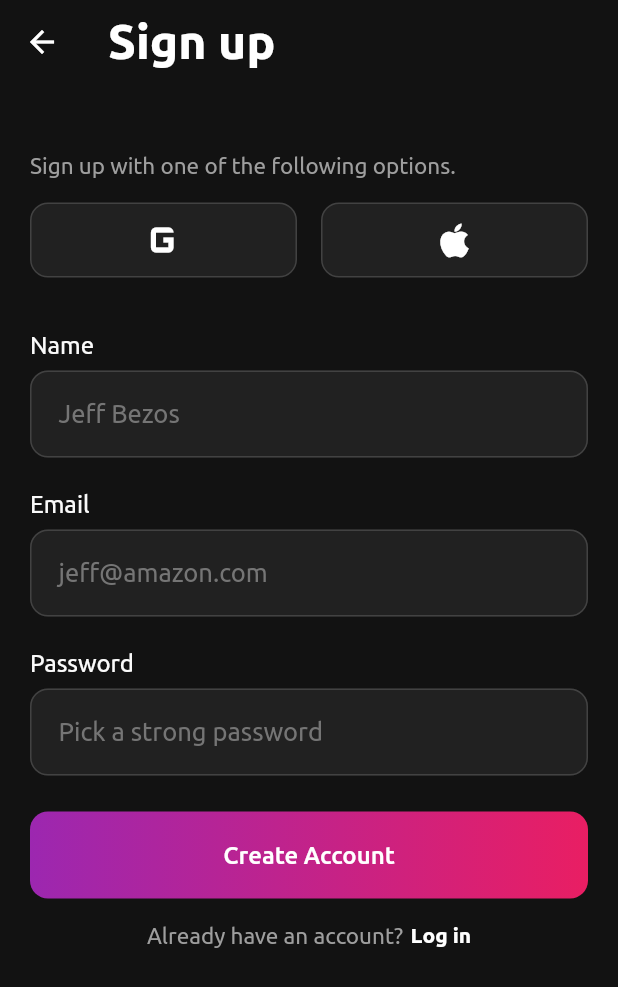
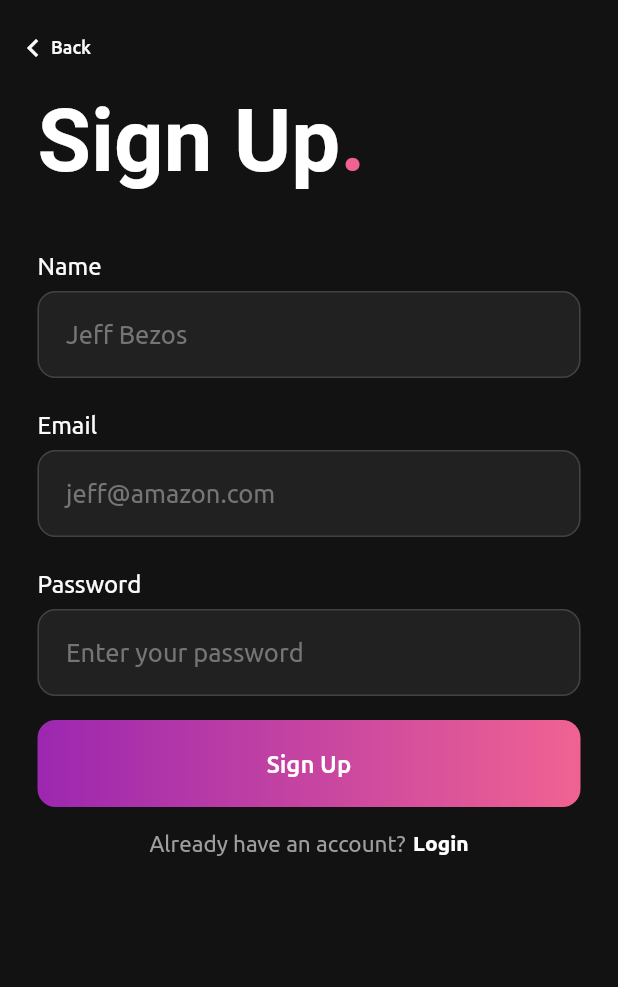
Before and after one commit to r-yeates/Clean_Dark-AuthScreenConcepts, a Flutter app: the SignUpScreen screen opened directly, on a phone screen of 412 x 824 dp. Shown: the top 987 px of the screen. Run offline on Flutter 3.47's test engine with Material 2 defaults, Android fonts, the phone set to English and light mode, and no system bars; project files that could hold a hidden picture were left out.

Commit message:
Made design more modern

```diff
--- a/lib/signup_screen.dart
+++ b/lib/signup_screen.dart
@@ -11,68 +11,79 @@ class _SignUpScreenState extends State<SignUpScreen> {
   @override
   Widget build(BuildContext context) {
     return Scaffold(
-      backgroundColor: const Color(0xff121212),
-      appBar: AppBar(
-        elevation: 0,
-        backgroundColor: Colors.transparent,
-        title: const Text('Sign up',
-            style: TextStyle(fontWeight: FontWeight.bold, fontSize: 32)),
-      ),
       body: SafeArea(
-        child: SingleChildScrollView(
-          padding: const EdgeInsets.symmetric(horizontal: 20, vertical: 10),
+        child: Stack(children: [
+          SingleChildScrollView(
+            padding: const EdgeInsets.symmetric(horizontal: 25, vertical: 10),
             child: Column(
               crossAxisAlignment: CrossAxisAlignment.start,
               children: [
-              const SizedBox(height: 36),
-              Text(
-                'Sign up with one of the following options.',
-                style: TextStyle(color: Colors.grey.shade500, fontSize: 15),
-              ),
-              const SizedBox(height: 16),
-              Row(
-                children: [
-                  Expanded(
-                    child: Container(
-                      decoration: BoxDecoration(
-                        color: Colors.grey.shade900,
-                        border: Border.all(color: Colors.grey.shade800),
-                        borderRadius:
-                            const BorderRadius.all(Radius.circular(12.0)),
-                      ),
-                      child: IconButton(
-                          splashColor: Colors.transparent,
-                          highlightColor: Colors.transparent,
-                          padding: EdgeInsets.zero,
-                          onPressed: () {},
-                          icon: const Icon(Icons.g_mobiledata,
-                              size: 40, color: Colors.white)),
-                    ),
-                  ),
-                  const SizedBox(width: 16),
-                  Expanded(
-                    child: Container(
-                      decoration: BoxDecoration(
-                        color: Colors.grey.shade900,
-                        border: Border.all(color: Colors.grey.shade800),
-                        borderRadius:
-                            const BorderRadius.all(Radius.circular(12.0)),
-                      ),
-                      child: IconButton(
-                          splashColor: Colors.transparent,
-                          highlightColor: Colors.transparent,
-                          padding: EdgeInsets.zero,
-                          onPressed: () {},
-                          icon: const Icon(Icons.apple,
-                              size: 30, color: Colors.white)),
-                    ),
-                  ),
-                ],
-              ),
-              const SizedBox(height: 36),
+                _titleText(),
+                const SizedBox(height: 40),
                 Text('Name',
                     style: TextStyle(fontSize: 16, color: Colors.grey[50])),
                 const SizedBox(height: 8),
+                _formFields(),
+                const SizedBox(height: 16),
+                _signupButton(),
+                const SizedBox(height: 16),
+                _loginScreen(context)
+              ],
+            ),
+          ),
+          Positioned(
+            top: 10,
+            left: 0,
+            child: InkWell(
+              onTap: () {
+                Navigator.pop(context);
+              },
+              child: Container(
+                padding: const EdgeInsets.symmetric(horizontal: 10),
+                child: Row(
+                  children: <Widget>[
+                    Container(
+                      padding:
+                          const EdgeInsets.only(left: 0, top: 10, bottom: 10),
+                      child: Icon(Icons.keyboard_arrow_left,
+                          color: Colors.grey.shade50),
+                    ),
+                    Text('Back',
+                        style: TextStyle(
+                            fontSize: 12,
+                            fontWeight: FontWeight.w500,
+                            color: Colors.grey.shade50))
+                  ],
+                ),
+              ),
+            ),
+          ),
+        ]),
+      ),
+    );
+  }
+}
+
+Widget _titleText() {
+  return Padding(
+    padding: const EdgeInsets.fromLTRB(0, 50, 0, 0),
+    child: RichText(
+      text: TextSpan(
+        text: 'Sign Up',
+        style: const TextStyle(
+            color: Colors.white, fontWeight: FontWeight.bold, fontSize: 58),
+        children: <TextSpan>[
+          TextSpan(text: '.', style: TextStyle(color: Colors.pink.shade300)),
+        ],
+      ),
+    ),
+  );
+}
+
+Widget _formFields() {
+  return Column(
+    crossAxisAlignment: CrossAxisAlignment.start,
+    children: [
       TextFormField(
         showCursor: false,
         textCapitalization: TextCapitalization.sentences,
@@ -83,18 +94,21 @@ class _SignUpScreenState extends State<SignUpScreen> {
             borderRadius: BorderRadius.circular(12),
             borderSide: BorderSide(
               style: BorderStyle.solid,
-                              color: Colors.grey.shade800)),
+              color: Colors.grey.shade800,
+            ),
+          ),
           focusedBorder: OutlineInputBorder(
-                          borderSide:
-                              const BorderSide(color: Colors.pink, width: 2.0),
-                          borderRadius: BorderRadius.circular(12)),
+            borderSide: const BorderSide(color: Colors.pink, width: 2.0),
+            borderRadius: BorderRadius.circular(12),
+          ),
           fillColor: Colors.grey[900],
           filled: true,
-                      contentPadding: const EdgeInsets.all(19)),
-                  style: TextStyle(color: Colors.grey[50], fontSize: 17)),
+          contentPadding: const EdgeInsets.all(19),
+        ),
+        style: TextStyle(color: Colors.grey[50], fontSize: 17),
+      ),
       const SizedBox(height: 22),
-              Text('Email',
-                  style: TextStyle(fontSize: 16, color: Colors.grey[50])),
+      Text('Email', style: TextStyle(fontSize: 16, color: Colors.grey[50])),
       const SizedBox(height: 8),
       TextFormField(
         showCursor: false,
@@ -110,90 +124,105 @@ class _SignUpScreenState extends State<SignUpScreen> {
             ),
           ),
           focusedBorder: OutlineInputBorder(
-                        borderSide:
-                            const BorderSide(color: Colors.pink, width: 2.0),
-                        borderRadius: BorderRadius.circular(12)),
+            borderSide: const BorderSide(color: Colors.pink, width: 2.0),
+            borderRadius: BorderRadius.circular(12),
+          ),
           fillColor: Colors.grey[900],
           filled: true,
-                    contentPadding: const EdgeInsets.all(19)),
+          contentPadding: const EdgeInsets.all(19),
+        ),
         style: TextStyle(color: Colors.grey[50], fontSize: 17),
       ),
       const SizedBox(height: 22),
-              Text('Password',
-                  style: TextStyle(fontSize: 16, color: Colors.grey[50])),
+      Text('Password', style: TextStyle(fontSize: 16, color: Colors.grey[50])),
       const SizedBox(height: 8),
       TextFormField(
         showCursor: false,
         obscureText: true,
         textCapitalization: TextCapitalization.sentences,
         decoration: InputDecoration(
-                    hintText: 'Pick a strong password',
+          hintText: 'Enter your password',
           hintStyle: TextStyle(color: Colors.grey.shade600),
           enabledBorder: OutlineInputBorder(
             borderRadius: BorderRadius.circular(12),
             borderSide: BorderSide(
               style: BorderStyle.solid,
-                            color: Colors.grey.shade800)),
+              color: Colors.grey.shade800,
+            ),
+          ),
           focusedBorder: OutlineInputBorder(
-                        borderSide:
-                            const BorderSide(color: Colors.pink, width: 2.0),
-                        borderRadius: BorderRadius.circular(12)),
+            borderSide: const BorderSide(color: Colors.pink, width: 2.0),
+            borderRadius: BorderRadius.circular(12),
+          ),
           fillColor: Colors.grey[900],
           filled: true,
-                    contentPadding: const EdgeInsets.all(19)),
+          contentPadding: const EdgeInsets.all(19),
+        ),
         style: TextStyle(color: Colors.grey[50], fontSize: 17),
       ),
-              const SizedBox(height: 24),
-              Row(children: [
+    ],
+  );
+}
+
+Widget _signupButton() {
+  return Row(children: [
     Expanded(
       child: Container(
         padding: const EdgeInsets.symmetric(vertical: 5),
         decoration: BoxDecoration(
-                      gradient: const LinearGradient(
+          gradient: LinearGradient(
             begin: Alignment.centerLeft,
             end: Alignment.centerRight,
-                        stops: [0.0, 1.0],
-                        colors: [Colors.purple, Colors.pink],
+            stops: const [0.0, 1.0],
+            colors: [
+              Colors.purple,
+              Colors.pink.shade300,
+            ],
           ),
           borderRadius: BorderRadius.circular(12),
         ),
         child: ElevatedButton(
             style: ButtonStyle(
               elevation: MaterialStateProperty.all<double>(0),
-                          shape:
-                              MaterialStateProperty.all<RoundedRectangleBorder>(
+              shape: MaterialStateProperty.all<RoundedRectangleBorder>(
                 RoundedRectangleBorder(
-                                borderRadius: BorderRadius.circular(12)),
+                  borderRadius: BorderRadius.circular(12),
+                ),
               ),
               backgroundColor: MaterialStateProperty.all<Color>(
-                              Colors.transparent),
+                Colors.transparent,
+              ),
             ),
             onPressed: () {},
-                        child: const Text('Create Account',
-                            style:
-                                TextStyle(color: Colors.white, fontSize: 16))),
+            child: const Text('Sign Up',
+                style: TextStyle(color: Colors.white, fontSize: 16))),
       ),
     ),
-              ]),
-              const SizedBox(height: 16),
-              Row(
+  ]);
+}
+
+Widget _loginScreen(BuildContext context) {
+  return InkWell(
+    onTap: (() {
+      Navigator.pop(context);
+    }),
+    child: Row(
       mainAxisAlignment: MainAxisAlignment.center,
       children: <Widget>[
-                  Text('Already have an account?',
-                      style:
-                          TextStyle(fontSize: 15, color: Colors.grey.shade500)),
+        Text(
+          'Already have an account?',
+          style: TextStyle(
+            fontSize: 15,
+            color: Colors.grey.shade500,
+          ),
+        ),
         const SizedBox(width: 5),
-                  const Text('Log in',
+        const Text(
+          'Login',
           style: TextStyle(
-                          color: Colors.white,
-                          fontSize: 14,
-                          fontWeight: FontWeight.bold)),
-                ],
+              color: Colors.white, fontSize: 14, fontWeight: FontWeight.bold),
         ),
       ],
     ),
-        ),
-      ),
   );
 }
-}
--- a/pubspec.yaml
+++ b/pubspec.yaml
@@ -34,6 +34,7 @@ dependencies:
   # The following adds the Cupertino Icons font to your application.
   # Use with the CupertinoIcons class for iOS style icons.
   cupertino_icons: ^1.0.2
+  font_awesome_flutter: ^10.1.0
 
 dev_dependencies:
   flutter_test:
```
Also changed, not shown: lib/login_screen.dart (+127 -66 lines), lib/main.dart (+4 -26 lines), pubspec.lock. Lines whose indentation alone changed are shown as unchanged.
